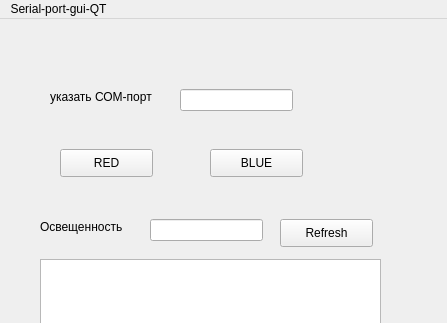
The window that mainwindow.ui (bazhen-paseka/serial-port-gui-QT) describes before a commit, drawn with Qt 5; both pictures show x 0 to 447 and y 0 to 323 of the 447 by 600 pixel window.
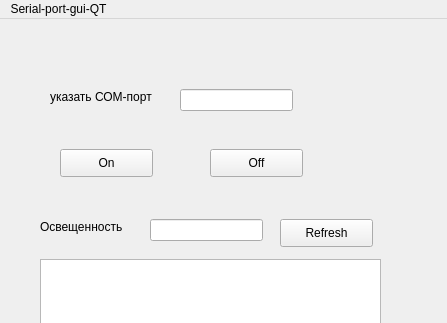
The same window after the commit.

Commit message: rename to On\Off

The edit to the form file:
```diff
--- a/mainwindow.ui
+++ b/mainwindow.ui
@@ -47,7 +47,7 @@
      </rect>
     </property>
     <property name="text">
-     <string>RED</string>
+     <string>On</string>
     </property>
    </widget>
    <widget class="QPushButton" name="pushButton_2">
@@ -60,7 +60,7 @@
      </rect>
     </property>
     <property name="text">
-     <string>BLUE</string>
+     <string>Off</string>
     </property>
    </widget>
    <widget class="QLabel" name="label_2">
```
